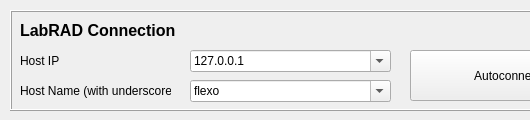
Old version of the form lib/clients/gui/LabRADconnection_gui.ui in the repository barium-project/barium; both pictures show x 0 to 530 and y 0 to 120 of the 1200 by 120 pixel window.
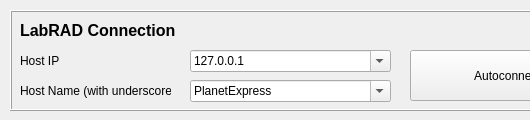
New version of the form.

What changed in the file:
```diff
--- a/lib/clients/gui/LabRADconnection_gui.ui
+++ b/lib/clients/gui/LabRADconnection_gui.ui
@@ -83,6 +83,16 @@
     <property name="editable">
      <bool>true</bool>
     </property>
+    <item>
+     <property name="text">
+      <string>PlanetExpress</string>
+     </property>
+    </item>
+    <item>
+     <property name="text">
+      <string>bender</string>
+     </property>
+    </item>
     <item>
      <property name="text">
       <string>flexo</string>
```
Left out of the diff: 15 changed lines with no effect on the pictures.
